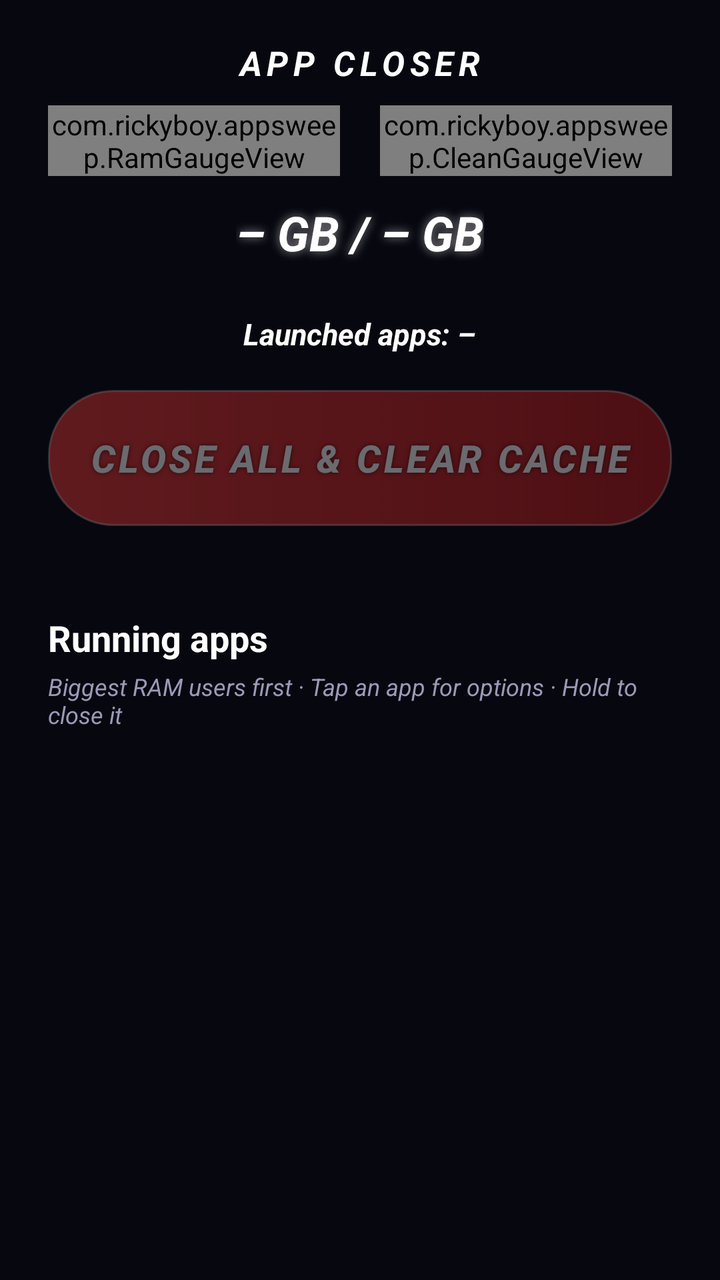
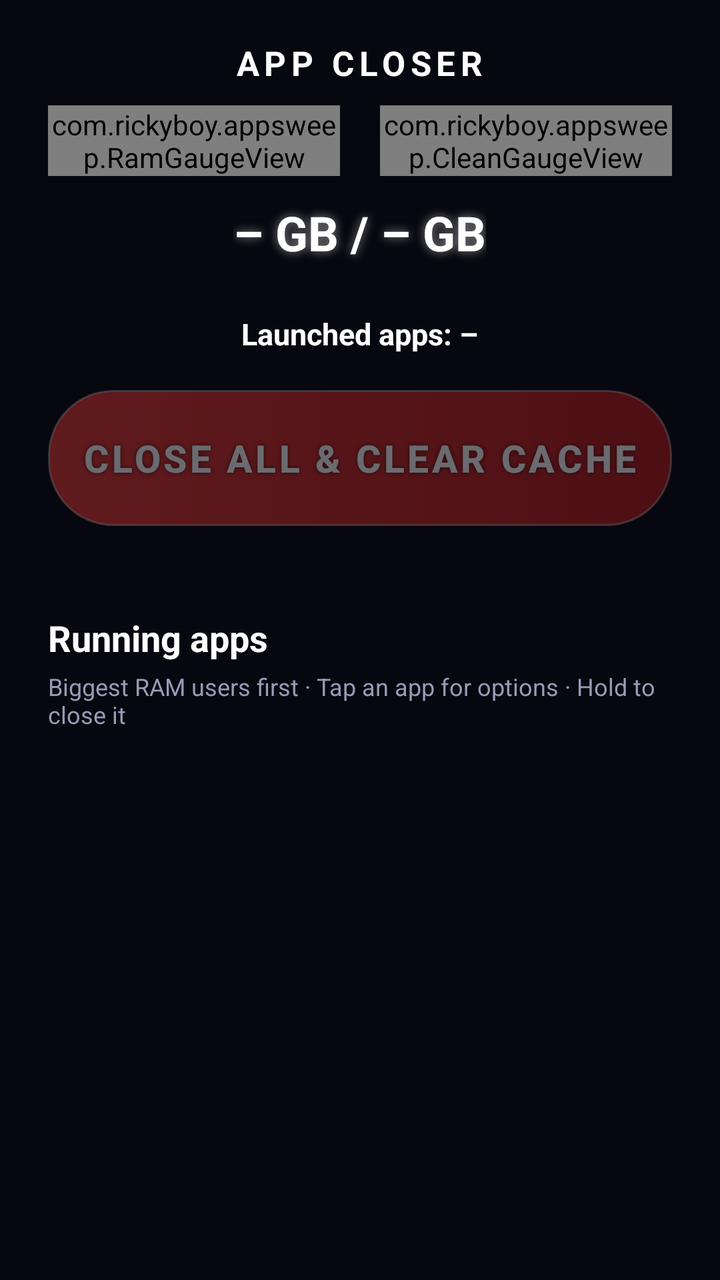

Two renders of the same Android screen: before a commit and after it. Below are the layout's source before the change and the commit's diff.
<!-- AndroidManifest.xml: application theme Theme.AppSweep -->
<!-- res/layout/activity_main.xml -->
<?xml version="1.0" encoding="utf-8"?>
<LinearLayout xmlns:android="http://schemas.android.com/apk/res/android"
    android:layout_width="match_parent"
    android:layout_height="match_parent"
    android:background="@color/bg"
    android:orientation="vertical"
    android:paddingStart="24dp"
    android:paddingTop="20dp"
    android:paddingEnd="24dp"
    android:paddingBottom="12dp">

    
    <include layout="@layout/header" />

    <LinearLayout
        android:id="@+id/statusCard"
        android:layout_width="match_parent"
        android:layout_height="wrap_content"
        android:layout_marginTop="16dp"
        android:background="@drawable/bg_card"
        android:orientation="vertical"
        android:padding="16dp"
        android:visibility="gone">

        <TextView
            android:id="@+id/statusText"
            android:layout_width="match_parent"
            android:layout_height="wrap_content"
            android:textColor="@color/text_main"
            android:textSize="15sp" />

        <LinearLayout
            android:layout_width="match_parent"
            android:layout_height="wrap_content"
            android:layout_marginTop="12dp"
            android:orientation="horizontal">

            <Button
                android:id="@+id/statusButton"
                android:layout_width="wrap_content"
                android:layout_height="44dp"
                android:background="@drawable/bg_small_button"
                android:paddingStart="18dp"
                android:paddingEnd="18dp"
                android:stateListAnimator="@null"
                android:textAllCaps="false"
                android:textColor="@color/neon_cyan"
                android:textStyle="bold" />

            <Button
                android:id="@+id/statusButton2"
                android:layout_width="wrap_content"
                android:layout_height="44dp"
                android:layout_marginStart="10dp"
                android:background="@drawable/bg_small_button"
                android:paddingStart="18dp"
                android:paddingEnd="18dp"
                android:stateListAnimator="@null"
                android:textAllCaps="false"
                android:textColor="@color/neon_cyan"
                android:textStyle="bold"
                android:visibility="gone" />
        </LinearLayout>

        <LinearLayout
            android:id="@+id/codeRow"
            android:layout_width="match_parent"
            android:layout_height="wrap_content"
            android:layout_marginTop="12dp"
            android:gravity="center_vertical"
            android:orientation="horizontal"
            android:visibility="gone">

            <EditText
                android:id="@+id/codeInput"
                android:layout_width="0dp"
                android:layout_height="48dp"
                android:layout_weight="1"
                android:background="@drawable/bg_small_button"
                android:hint="6-digit pairing code"
                android:imeOptions="actionDone"
                android:inputType="number"
                android:maxLength="6"
                android:paddingStart="16dp"
                android:paddingEnd="16dp"
                android:textColor="@color/text_main"
                android:textColorHint="@color/text_dim"
                android:textSize="18sp" />

            <Button
                android:id="@+id/pairButton"
                android:layout_width="wrap_content"
                android:layout_height="48dp"
                android:layout_marginStart="10dp"
                android:background="@drawable/bg_small_button"
                android:paddingStart="22dp"
                android:paddingEnd="22dp"
                android:stateListAnimator="@null"
                android:text="Pair"
                android:textAllCaps="false"
                android:textColor="@color/neon_cyan"
                android:textStyle="bold" />
        </LinearLayout>

        <Button
            android:id="@+id/shizukuButton"
            android:layout_width="wrap_content"
            android:layout_height="36dp"
            android:layout_marginTop="10dp"
            android:background="@android:color/transparent"
            android:stateListAnimator="@null"
            android:text="Already use Shizuku? Use it instead"
            android:textAllCaps="false"
            android:textColor="@color/text_dim"
            android:textSize="12sp"
            android:visibility="gone" />

        <Button
            android:id="@+id/linkButton"
            android:layout_width="wrap_content"
            android:layout_height="36dp"
            android:layout_marginTop="4dp"
            android:background="@drawable/bg_small_button"
            android:paddingStart="14dp"
            android:paddingEnd="14dp"
            android:stateListAnimator="@null"
            android:textAllCaps="false"
            android:textColor="@color/neon_cyan"
            android:textSize="12sp"
            android:visibility="gone" />
    </LinearLayout>

    <FrameLayout
        android:layout_width="match_parent"
        android:layout_height="wrap_content"
        android:layout_marginTop="18dp">

        <Button
            android:id="@+id/sweepButton"
            android:layout_width="match_parent"
            android:layout_height="68dp"
                    android:background="@drawable/bg_sweep_button"
            android:enabled="false"
            android:alpha="0.4"
            android:letterSpacing="0.08"
            android:shadowColor="#AA000000"
            android:shadowRadius="6"
            android:stateListAnimator="@null"
            android:text="@string/sweep_button"
            android:textColor="@color/text_main"
            android:textSize="19sp"
            android:textStyle="bold|italic" />

        
        <LinearLayout
            android:id="@+id/allCleanView"
            android:layout_width="match_parent"
            android:layout_height="wrap_content"
            android:gravity="center_horizontal"
            android:orientation="vertical"
            android:visibility="gone">

            <ImageView
                android:layout_width="wrap_content"
                android:layout_height="170dp"
                android:adjustViewBounds="true"
                android:contentDescription="All clean"
                android:src="@drawable/all_clean_ram" />

            <TextView
        android:shadowColor="#FF00E676"
        android:shadowRadius="12"
                android:layout_width="wrap_content"
                android:layout_height="wrap_content"
                android:layout_marginTop="4dp"
                android:text="All clean!"
                android:textColor="@color/text_main"
                android:textSize="28sp"
                android:textStyle="bold|italic" />
        </LinearLayout>
    </FrameLayout>

    <LinearLayout
        android:id="@+id/resultRow"
        android:layout_width="match_parent"
        android:layout_height="wrap_content"
        android:layout_marginTop="10dp"
        android:orientation="horizontal"
        android:visibility="gone">

        <LinearLayout
            android:layout_width="0dp"
            android:layout_height="wrap_content"
            android:layout_marginStart="4dp"
            android:layout_marginEnd="4dp"
            android:layout_weight="1"
            android:background="@drawable/bg_card_plain"
            android:gravity="center_horizontal"
            android:orientation="vertical"
            android:paddingTop="8dp"
            android:paddingBottom="8dp">

            <TextView
        android:shadowColor="#00000000"
        android:shadowRadius="12"
                android:id="@+id/statClosed"
                android:layout_width="wrap_content"
                android:layout_height="wrap_content"
                android:text="0"
                android:textColor="@color/text_main"
                android:textSize="20sp"
                android:textStyle="bold|italic" />

            <TextView
                android:layout_width="wrap_content"
                android:layout_height="wrap_content"
                android:letterSpacing="0.08"
                android:text="APPS CLOSED"
                android:textColor="@color/accent_red"
                android:textSize="10sp"
                android:textStyle="bold" />
        </LinearLayout>

        <LinearLayout
            android:layout_width="0dp"
            android:layout_height="wrap_content"
            android:layout_marginStart="4dp"
            android:layout_marginEnd="4dp"
            android:layout_weight="1"
            android:background="@drawable/bg_card_plain"
            android:gravity="center_horizontal"
            android:orientation="vertical"
            android:paddingTop="8dp"
            android:paddingBottom="8dp">

            <TextView
        android:shadowColor="#00000000"
        android:shadowRadius="12"
                android:id="@+id/statRam"
                android:layout_width="wrap_content"
                android:layout_height="wrap_content"
                android:text="0"
                android:textColor="@color/text_main"
                android:textSize="20sp"
                android:textStyle="bold|italic" />

            <TextView
                android:layout_width="wrap_content"
                android:layout_height="wrap_content"
                android:letterSpacing="0.08"
                android:text="RAM FREED"
                android:textColor="@color/accent_green"
                android:textSize="10sp"
                android:textStyle="bold" />
        </LinearLayout>

        <LinearLayout
            android:layout_width="0dp"
            android:layout_height="wrap_content"
            android:layout_marginStart="4dp"
            android:layout_marginEnd="4dp"
            android:layout_weight="1"
            android:background="@drawable/bg_card_plain"
            android:gravity="center_horizontal"
            android:orientation="vertical"
            android:paddingTop="8dp"
            android:paddingBottom="8dp">

            <TextView
        android:shadowColor="#00000000"
        android:shadowRadius="12"
                android:id="@+id/statCache"
                android:layout_width="wrap_content"
                android:layout_height="wrap_content"
                android:text="0"
                android:textColor="@color/text_main"
                android:textSize="20sp"
                android:textStyle="bold|italic" />

            <TextView
                android:layout_width="wrap_content"
                android:layout_height="wrap_content"
                android:letterSpacing="0.08"
                android:text="CACHE CLEARED"
                android:textColor="@color/accent_green"
                android:textSize="10sp"
                android:textStyle="bold" />
        </LinearLayout>
    </LinearLayout>

    <TextView
        android:shadowColor="#00000000"
        android:shadowRadius="12"
        android:id="@+id/resultText"
        android:layout_width="match_parent"
        android:layout_height="wrap_content"
        android:layout_marginTop="8dp"
        android:gravity="center"
        android:textColor="@color/text_dim"
        android:textSize="13sp"
        android:textStyle="italic"
        android:visibility="gone" />

    
    <Button
        android:id="@+id/closeAppButton"
        android:layout_width="match_parent"
        android:layout_height="60dp"
        android:layout_marginTop="12dp"
        android:background="@drawable/bg_sweep_done"
        android:letterSpacing="0.08"
        android:stateListAnimator="@null"
        android:text="CLOSE THIS APP"
        android:textColor="@color/text_main"
        android:textSize="18sp"
        android:textStyle="bold"
        android:visibility="gone" />

    <TextView
        android:shadowColor="#00000000"
        android:shadowRadius="12"
        android:id="@+id/statsText"
        android:layout_width="match_parent"
        android:layout_height="wrap_content"
        android:layout_marginTop="14dp"
        android:gravity="center"
        android:textColor="@color/neon_cyan"
        android:textSize="13sp"
        android:textStyle="bold|italic" />

    <LinearLayout
        android:layout_width="match_parent"
        android:layout_height="wrap_content"
        android:layout_marginTop="12dp"
        android:gravity="center_vertical"
        android:orientation="horizontal">

        <TextView
            android:id="@+id/listHeader"
            android:layout_width="0dp"
            android:layout_height="wrap_content"
            android:layout_weight="1"
            android:text="Running apps"
            android:textColor="@color/text_main"
            android:textSize="18sp"
            android:textStyle="bold" />

    </LinearLayout>

    <TextView
        android:shadowColor="#00000000"
        android:shadowRadius="12"
        android:id="@+id/listHint"
        android:layout_width="match_parent"
        android:layout_height="wrap_content"
        android:layout_marginTop="4dp"
        android:layout_marginBottom="8dp"
        android:text="Biggest RAM users first · Tap an app for options · Hold to close it"
        android:textColor="@color/text_dim"
        android:textSize="12sp"
        android:textStyle="italic" />

    <androidx.recyclerview.widget.RecyclerView
        android:id="@+id/appList"
        android:layout_width="match_parent"
        android:layout_height="0dp"
        android:layout_weight="1"
        android:clipToPadding="false"
        android:paddingBottom="12dp" />
</LinearLayout>
<!-- res/layout/header.xml (included above) -->
<?xml version="1.0" encoding="utf-8"?>
<LinearLayout xmlns:android="http://schemas.android.com/apk/res/android"
    android:layout_width="match_parent"
    android:layout_height="wrap_content"
    android:gravity="center_horizontal"
    android:orientation="vertical">

    <TextView
        android:shadowColor="#00000000"
        android:shadowRadius="12"
        android:layout_width="wrap_content"
        android:layout_height="wrap_content"
        android:letterSpacing="0.15"
        android:text="APP CLOSER"
        android:textColor="@color/text_main"
        android:textSize="17sp"
        android:textStyle="bold|italic" />

    <LinearLayout
        android:layout_width="match_parent"
        android:layout_height="wrap_content"
        android:layout_marginTop="10dp"
        android:orientation="horizontal">

        <com.rickyboy.appsweep.RamGaugeView
            android:id="@+id/ramGauge"
            android:layout_width="0dp"
            android:layout_height="wrap_content"
            android:layout_marginEnd="10dp"
            android:layout_weight="1" />

        <com.rickyboy.appsweep.CleanGaugeView
            android:id="@+id/cleanGauge"
            android:layout_width="0dp"
            android:layout_height="wrap_content"
            android:layout_marginStart="10dp"
            android:layout_weight="1" />
    </LinearLayout>

    <LinearLayout
        android:layout_width="wrap_content"
        android:layout_height="wrap_content"
        android:layout_marginTop="6dp"
        android:gravity="center_horizontal"
        android:orientation="vertical">

            <TextView
        android:shadowColor="#88FFFFFF"
        android:shadowRadius="12"
                android:id="@+id/ramUsedText"
                android:layout_width="wrap_content"
                android:layout_height="wrap_content"
                android:layout_marginTop="6dp"
                android:text="– GB / – GB"
                android:textColor="@color/text_main"
                android:textSize="24sp"
                android:textStyle="bold|italic" />

            <TextView
        android:shadowColor="#00000000"
        android:shadowRadius="12"
                android:id="@+id/ramFreeText"
                android:layout_width="wrap_content"
                android:layout_height="wrap_content"
                android:layout_marginTop="2dp"
                android:textColor="@color/text_main"
                android:textSize="15sp"
                android:textStyle="bold|italic" />

            <TextView
        android:shadowColor="#00000000"
        android:shadowRadius="12"
                android:id="@+id/appsCountText"
                android:layout_width="wrap_content"
                android:layout_height="wrap_content"
                android:layout_marginTop="2dp"
                android:text="Launched apps: –"
                android:textColor="@color/text_main"
                android:textSize="15sp"
                android:textStyle="bold|italic" />
    </LinearLayout>
</LinearLayout>
<!-- resources referenced by this layout -->
<resources>
  <color name="accent_green">#FF00E676</color>
  <color name="accent_red">#FFE53935</color>
  <color name="bg">#FF07070F</color>
  <color name="neon_cyan">#FFFFFFFF</color>
  <color name="text_dim">#FF9A9AB8</color>
  <color name="text_main">#FFFFFFFF</color>
  <!-- drawable bg_card (drawable) -->
  <?xml version="1.0" encoding="utf-8"?>
  <shape xmlns:android="http://schemas.android.com/apk/res/android" android:shape="rectangle">
      <corners android:radius="16dp" />
      <solid android:color="@color/card" />
      <stroke android:width="2dp" android:color="@color/neon_pink" />
  </shape>
  <!-- drawable bg_card_plain (drawable) -->
  <?xml version="1.0" encoding="utf-8"?>
  <shape xmlns:android="http://schemas.android.com/apk/res/android" android:shape="rectangle">
      <corners android:radius="12dp" />
      <solid android:color="@color/card" />
      <stroke android:width="1dp" android:color="#33FFFFFF" />
  </shape>
  <!-- drawable bg_small_button (drawable) -->
  <?xml version="1.0" encoding="utf-8"?>
  <selector xmlns:android="http://schemas.android.com/apk/res/android">
      <item android:state_focused="true">
          <shape android:shape="rectangle">
              <corners android:radius="18dp" />
              <solid android:color="@color/card_focus" />
              <stroke android:width="2dp" android:color="@color/neon_cyan" />
          </shape>
      </item>
      <item android:state_pressed="true">
          <shape android:shape="rectangle">
              <corners android:radius="18dp" />
              <solid android:color="@color/card_focus" />
              <stroke android:width="2dp" android:color="@color/neon_cyan" />
          </shape>
      </item>
      <item>
          <shape android:shape="rectangle">
              <corners android:radius="18dp" />
              <solid android:color="@color/card" />
              <stroke android:width="1dp" android:color="#5500F0FF" />
          </shape>
      </item>
  </selector>
  <!-- drawable bg_sweep_done (drawable) -->
  <?xml version="1.0" encoding="utf-8"?>
  <selector xmlns:android="http://schemas.android.com/apk/res/android">
      <item android:state_focused="true">
          <shape android:shape="rectangle">
              <corners android:radius="32dp" />
              <gradient android:angle="0" android:startColor="#FF00E676" android:endColor="#FF00B85C" />
              <stroke android:width="3dp" android:color="#FFB9FFD9" />
          </shape>
      </item>
      <item>
          <shape android:shape="rectangle">
              <corners android:radius="32dp" />
              <gradient android:angle="0" android:startColor="#FF00E676" android:endColor="#FF00B85C" />
              <stroke android:width="1dp" android:color="#88FFFFFF" />
          </shape>
      </item>
  </selector>
  <string name="sweep_button">CLOSE ALL &amp; CLEAR CACHE</string>
  <style name="Theme.AppSweep" parent="Theme.AppCompat.NoActionBar">
          <item name="android:windowBackground">@color/bg</item>
          <item name="android:statusBarColor">@color/bg</item>
          <item name="android:navigationBarColor">@color/bg</item>
          <item name="colorPrimary">@color/neon_cyan</item>
          <item name="colorPrimaryDark">@color/bg</item>
          <item name="colorAccent">@color/neon_pink</item>
          <item name="android:textColorPrimary">@color/text_main</item>
          <item name="alertDialogTheme">@style/Theme.AppSweep.Dialog</item>
      </style>
  <color name="card">#FF12121F</color>
  <color name="neon_pink">#FFE53935</color>
  <color name="card_focus">#FF1E1E36</color>
  <color name="neon_purple">#FFB71C1C</color>
  <style name="Theme.AppSweep.Dialog" parent="Theme.AppCompat.Dialog.Alert">
          <item name="android:windowBackground">@drawable/bg_card</item>
          <item name="colorAccent">@color/neon_cyan</item>
          <item name="android:textColorPrimary">@color/text_main</item>
          <item name="android:textColor">@color/text_main</item>
      </style>
  <!-- unchanged entries left out for length: 2 -->
</resources>

<!-- the commit's change to res/layout/activity_main.xml (unified diff, before → after) -->
@@ -149,7 +149,7 @@
             android:text="@string/sweep_button"
             android:textColor="@color/text_main"
             android:textSize="19sp"
-            android:textStyle="bold|italic" />
+            android:textStyle="bold" />
 
         
         <LinearLayout
@@ -176,7 +176,7 @@
                 android:text="All clean!"
                 android:textColor="@color/text_main"
                 android:textSize="28sp"
-                android:textStyle="bold|italic" />
+                android:textStyle="bold" />
         </LinearLayout>
     </FrameLayout>
 
@@ -209,7 +209,7 @@
                 android:text="0"
                 android:textColor="@color/text_main"
                 android:textSize="20sp"
-                android:textStyle="bold|italic" />
+                android:textStyle="bold" />
 
             <TextView
                 android:layout_width="wrap_content"
@@ -242,7 +242,7 @@
                 android:text="0"
                 android:textColor="@color/text_main"
                 android:textSize="20sp"
-                android:textStyle="bold|italic" />
+                android:textStyle="bold" />
 
             <TextView
                 android:layout_width="wrap_content"
@@ -275,7 +275,7 @@
                 android:text="0"
                 android:textColor="@color/text_main"
                 android:textSize="20sp"
-                android:textStyle="bold|italic" />
+                android:textStyle="bold" />
 
             <TextView
                 android:layout_width="wrap_content"
@@ -298,7 +298,7 @@
         android:gravity="center"
         android:textColor="@color/text_dim"
         android:textSize="13sp"
-        android:textStyle="italic"
+        android:textStyle="normal"
         android:visibility="gone" />
 
     
@@ -326,7 +326,7 @@
         android:gravity="center"
         android:textColor="@color/neon_cyan"
         android:textSize="13sp"
-        android:textStyle="bold|italic" />
+        android:textStyle="bold" />
 
     <LinearLayout
         android:layout_width="match_parent"
@@ -358,7 +358,7 @@
         android:text="Biggest RAM users first · Tap an app for options · Hold to close it"
         android:textColor="@color/text_dim"
         android:textSize="12sp"
-        android:textStyle="italic" />
+        android:textStyle="normal" />
 
     <androidx.recyclerview.widget.RecyclerView
         android:id="@+id/appList"
@@ -385,7 +385,7 @@
         android:text="APP CLOSER"
         android:textColor="@color/text_main"
         android:textSize="17sp"
-        android:textStyle="bold|italic" />
+        android:textStyle="bold" />
 
     <LinearLayout
         android:layout_width="match_parent"
@@ -425,7 +425,7 @@
                 android:text="– GB / – GB"
                 android:textColor="@color/text_main"
                 android:textSize="24sp"
-                android:textStyle="bold|italic" />
+                android:textStyle="bold" />
 
             <TextView
         android:shadowColor="#00000000"
@@ -436,7 +436,7 @@
                 android:layout_marginTop="2dp"
                 android:textColor="@color/text_main"
                 android:textSize="15sp"
-                android:textStyle="bold|italic" />
+                android:textStyle="bold" />
 
             <TextView
         android:shadowColor="#00000000"
@@ -448,6 +448,6 @@
                 android:text="Launched apps: –"
                 android:textColor="@color/text_main"
                 android:textSize="15sp"
-                android:textStyle="bold|italic" />
+                android:textStyle="bold" />
     </LinearLayout>
 </LinearLayout>
